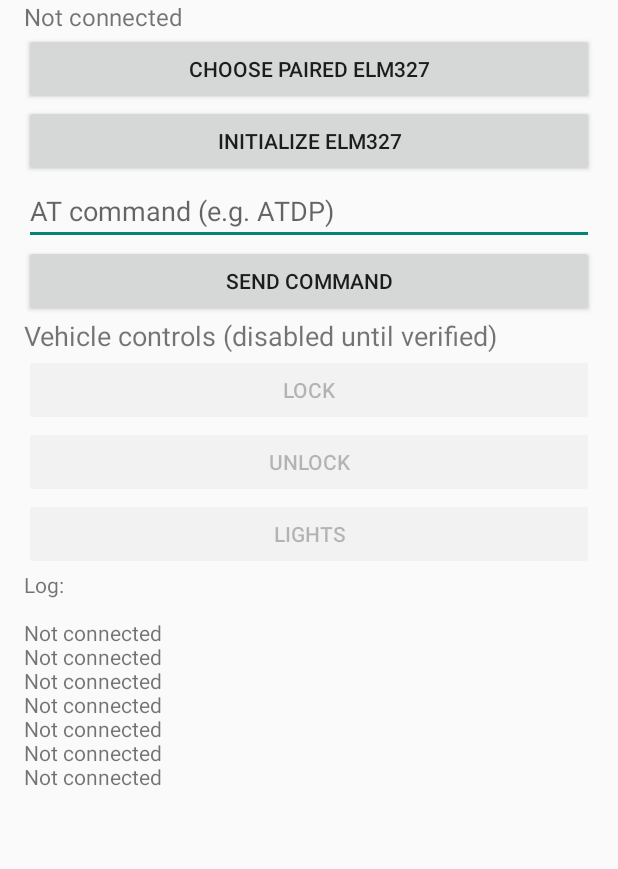
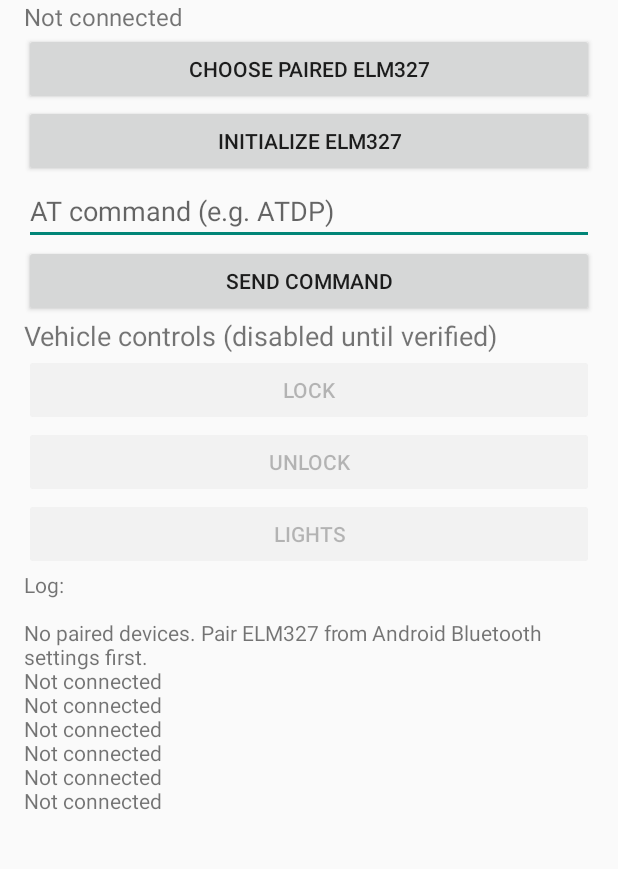
Before and after one commit to mohamedmonier390/Tiida_smart_control, an Android app: the screen it shows after launch (MainActivity), after a tap on "INITIALIZE ELM327", on a phone screen of 412 x 824 dp, the part 73-942 px from its top. Run offline under Robolectric (Android 15) with nearby library versions, the phone set to English and light mode, and no system bars; 1 other tap on this screen came first.

Commit message:
Refactor MainActivity for improved readability

```diff
--- a/app/src/main/java/com/tiida/smartcontrol/MainActivity.kt
+++ b/app/src/main/java/com/tiida/smartcontrol/MainActivity.kt
@@ -19,10 +19,15 @@ import java.util.UUID
 import kotlin.concurrent.thread
 
 class MainActivity : Activity() {
-    private val sppUuid = UUID.fromString("00001101-0000-1000-8000-00805F9B34FB")
+
+    private val sppUuid = UUID.fromString(
+        "00001101-0000-1000-8000-00805F9B34FB"
+    )
+
     private var socket: BluetoothSocket? = null
     private var input: java.io.InputStream? = null
     private var output: java.io.OutputStream? = null
+
     private lateinit var status: TextView
     private lateinit var log: TextView
     private lateinit var command: EditText
@@ -30,7 +35,7 @@ class MainActivity : Activity() {
     override fun onCreate(savedInstanceState: Bundle?) {
         super.onCreate(savedInstanceState)
         buildUi()
-        requestBtPermissionIfNeeded()
+        requestBluetoothPermission()
     }
 
     private fun buildUi() {
@@ -38,120 +43,253 @@ class MainActivity : Activity() {
             orientation = LinearLayout.VERTICAL
             setPadding(24, 24, 24, 24)
         }
-        root.addView(TextView(this).apply { text = "Tiida Smart Control"; textSize = 24f })
-        status = TextView(this).apply { text = "Not connected"; textSize = 16f }
+
+        root.addView(TextView(this).apply {
+            text = "Tiida Smart Control"
+            textSize = 24f
+        })
+
+        status = TextView(this).apply {
+            text = "Not connected"
+            textSize = 16f
+        }
         root.addView(status)
+
         root.addView(Button(this).apply {
-            text = "Choose paired ELM327"
+            text = "CHOOSE PAIRED ELM327"
             setOnClickListener { showPairedDevices() }
         })
+
         root.addView(Button(this).apply {
-            text = "Initialize ELM327"
+            text = "INITIALIZE ELM327"
             setOnClickListener { sendInit() }
         })
-        command = EditText(this).apply { hint = "AT command (e.g. ATDP)" }
+
+        command = EditText(this).apply {
+            hint = "AT command (e.g. ATDP)"
+        }
         root.addView(command)
+
         root.addView(Button(this).apply {
-            text = "Send command"
-            setOnClickListener { sendAt(command.text.toString().trim()) }
+            text = "SEND COMMAND"
+            setOnClickListener {
+                sendAt(command.text.toString().trim())
+            }
         })
+
         root.addView(TextView(this).apply {
             text = "Vehicle controls (disabled until verified)"
             textSize = 18f
         })
+
         listOf("LOCK", "UNLOCK", "LIGHTS").forEach { label ->
-            root.addView(Button(this).apply { text = label; isEnabled = false })
+            root.addView(Button(this).apply {
+                text = label
+                isEnabled = false
+            })
         }
-        log = TextView(this).apply { text = "Log:\n" }
-        root.addView(ScrollView(this).apply { addView(log) },
-            LinearLayout.LayoutParams(LinearLayout.LayoutParams.MATCH_PARENT, 0, 1f))
+
+        log = TextView(this).apply {
+            text = "Log:\n"
+            textSize = 14f
+        }
+
+        root.addView(
+            ScrollView(this).apply {
+                addView(log)
+            },
+            LinearLayout.LayoutParams(
+                LinearLayout.LayoutParams.MATCH_PARENT,
+                0,
+                1f
+            )
+        )
+
         setContentView(root)
     }
 
-    private fun requestBtPermissionIfNeeded() {
-        if (Build.VERSION.SDK_INT >= 31 &&
-            checkSelfPermission(Manifest.permission.BLUETOOTH_CONNECT) != PackageManager.PERMISSION_GRANTED) {
-            requestPermissions(arrayOf(Manifest.permission.BLUETOOTH_CONNECT), 100)
+    private fun requestBluetoothPermission() {
+        if (Build.VERSION.SDK_INT >= Build.VERSION_CODES.S) {
+            if (checkSelfPermission(
+                    Manifest.permission.BLUETOOTH_CONNECT
+                ) != PackageManager.PERMISSION_GRANTED
+            ) {
+                requestPermissions(
+                    arrayOf(Manifest.permission.BLUETOOTH_CONNECT),
+                    100
+                )
+            }
         }
     }
 
     private fun showPairedDevices() {
         try {
-
-            if (adapter == null) { append("Bluetooth not available"); return }
-            val devices = adapter.bondedDevices.toList()
-            if (devices.isEmpty()) {
-                append("No paired devices. Pair the ELM327 in Android Bluetooth settings first.")
+            if (Build.VERSION.SDK_INT >= Build.VERSION_CODES.S &&
+                checkSelfPermission(
+                    Manifest.permission.BLUETOOTH_CONNECT
+                ) != PackageManager.PERMISSION_GRANTED
+            ) {
+                requestBluetoothPermission()
+                append("Bluetooth permission required")
                 return
             }
+
+            val adapter = BluetoothAdapter.getDefaultAdapter()
+
+            if (adapter == null) {
+                append("Bluetooth not available")
+                return
+            }
+
+            val devices = adapter.bondedDevices.toList()
+
+            if (devices.isEmpty()) {
+                append(
+                    "No paired devices. Pair ELM327 from Android Bluetooth settings first."
+                )
+                return
+            }
+
             AlertDialog.Builder(this)
                 .setTitle("Select paired device")
-                .setItems(devices.map { "${it.name ?: "Unknown"} — ${it.address}" }.toTypedArray()) { _, which ->
+                .setItems(
+                    devices.map {
+                        "${it.name ?: "Unknown"} — ${it.address}"
+                    }.toTypedArray()
+                ) { _, which ->
                     connect(devices[which])
-                }.show()
-        } catch (_: SecurityException) {
+                }
+                .show()
+
+        } catch (e: SecurityException) {
             append("Bluetooth permission denied")
         }
     }
 
     private fun connect(device: BluetoothDevice) {
-        status.text = "Connecting…"
+        status.text = "Connecting..."
+
         thread {
             try {
-                BluetoothAdapter.getDefaultAdapter()?
                 val s = device.createRfcommSocketToServiceRecord(sppUuid)
                 s.connect()
+
                 socket = s
                 input = s.inputStream
                 output = s.outputStream
+
                 runOnUiThread {
-                    status.text = "Connected: ${device.name ?: device.address}"
-                    append("Connected")
+                    status.text = "Connected"
+                    append("Connected successfully")
                 }
+
             } catch (e: Exception) {
-                runOnUiThread { status.text = "Connection failed"; append(e.message ?: "Connection error") }
+                runOnUiThread {
+                    status.text = "Connection failed"
+                    append(e.message ?: "Connection error")
+                }
             }
         }
     }
 
     private fun sendInit() {
-        listOf("ATZ", "ATE0", "ATL0", "ATS0", "ATH1", "ATSP5", "ATDP").forEach { sendAt(it) }
+        val commands = listOf(
+            "ATZ",
+            "ATE0",
+            "ATL0",
+            "ATS0",
+            "ATH1",
+            "ATSP5",
+            "ATDP"
+        )
+
+        thread {
+            commands.forEach { cmd ->
+                sendCommandInternal(cmd)
+                Thread.sleep(500)
+            }
+        }
     }
 
     private fun sendAt(cmd: String) {
-        if (!cmd.uppercase().startsWith("AT") || cmd.contains("\n") || cmd.contains("\r")) {
-            append("Only single AT commands are accepted here")
+        val clean = cmd.uppercase().trim()
+
+        if (!clean.startsWith("AT") ||
+            clean.contains("\n") ||
+            clean.contains("\r")
+        ) {
+            append("Only single AT commands are accepted")
             return
         }
+
         thread {
+            sendCommandInternal(clean)
+        }
+    }
+
+    private fun sendCommandInternal(cmd: String) {
         try {
             val stream = output
-                if (stream == null) {
-                    runOnUiThread { append("Not connected") }
-                    return@thread
+            val inputStream = input
+
+            if (stream == null || inputStream == null) {
+                runOnUiThread {
+                    append("Not connected")
                 }
-                stream.write((cmd.uppercase() + "\r").toByteArray())
+                return
+            }
+
+            stream.write((cmd + "\r").toByteArray())
             stream.flush()
-                Thread.sleep(900)
-                val available = input?.available() ?: 0
+
+            Thread.sleep(1000)
+
             val bytes = ByteArray(1024)
-                val count = if (available > 0) input!!.read(bytes, 0, minOf(available, bytes.size)) else 0
-                val response = if (count > 0) String(bytes, 0, count) else "(no response read)"
-                runOnUiThread { append("$cmd → $response") }
+            val available = inputStream.available()
+
+            val count = if (available > 0) {
+                inputStream.read(
+                    bytes,
+                    0,
+                    minOf(available, bytes.size)
+                )
+            } else {
+                0
+            }
+
+            val response = if (count > 0) {
+                String(bytes, 0, count)
+            } else {
+                "(no response)"
+            }
+
+            runOnUiThread {
+                append("$cmd → $response")
+            }
+
         } catch (e: IOException) {
-                runOnUiThread { append("I/O error: ${e.message}") }
-            } catch (e: InterruptedException) {
-                runOnUiThread { append("Command interrupted") }
+            runOnUiThread {
+                append("I/O error: ${e.message}")
+            }
+        } catch (e: Exception) {
+            runOnUiThread {
+                append("Error: ${e.message}")
             }
         }
     }
 
     private fun append(message: String) {
+        runOnUiThread {
             log.append("\n$message")
+        }
     }
 
     override fun onDestroy() {
-        try { socket?.close() } catch (_: Exception) {}
+        try {
+            socket?.close()
+        } catch (_: Exception) {
+        }
+
         super.onDestroy()
     }
 }
```
Lines whose indentation alone changed are shown as unchanged.
